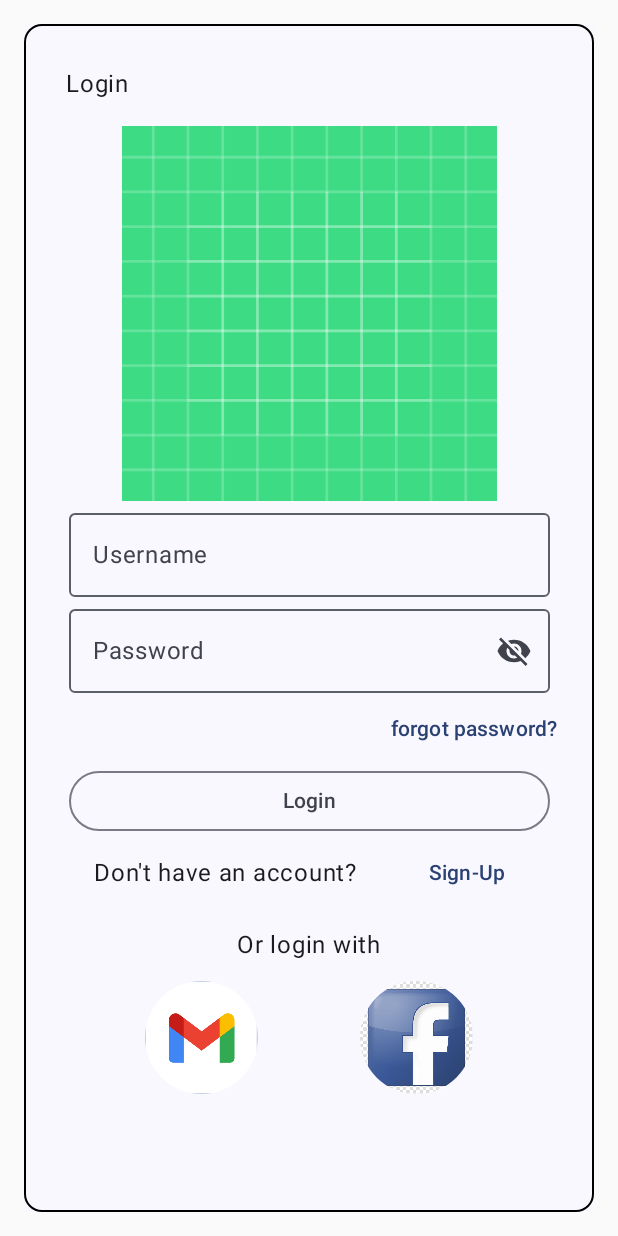
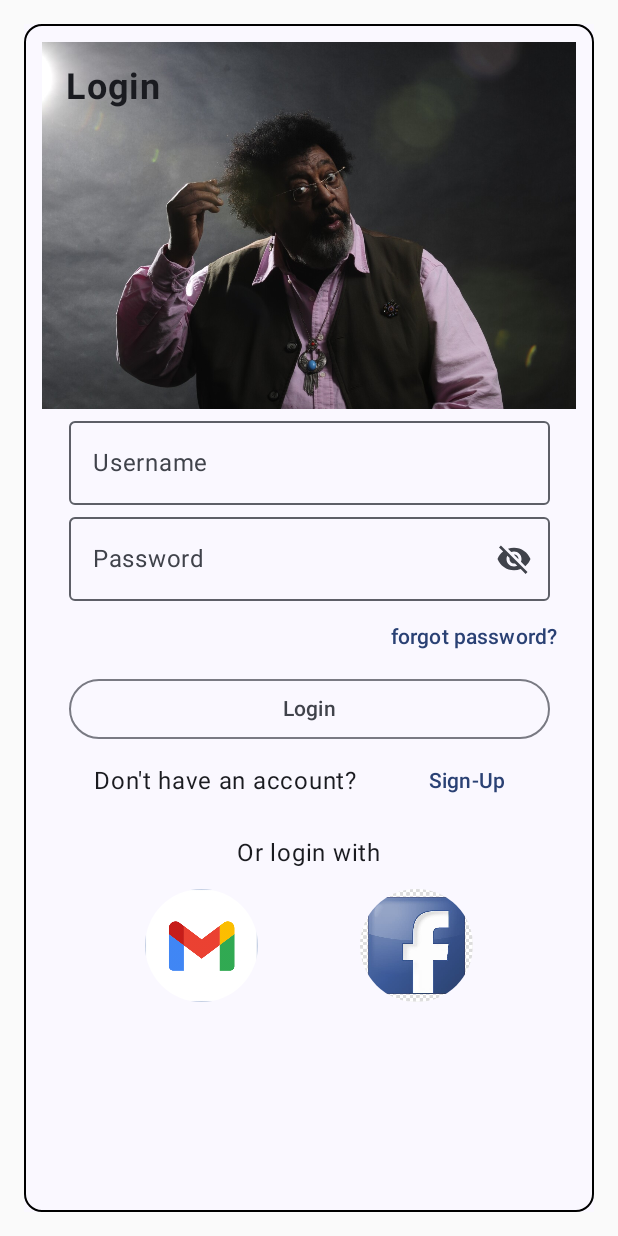
Before and after one commit to Salonso1602/android_login_test, an Android app built with Jetpack Compose: the screen it shows after launch (MainActivity), on a phone screen of 412 x 824 dp. Run offline under Robolectric (Android 15) with nearby library versions, the phone set to English and light mode, and no system bars.

Commit message:
Misinterpreted login text arangement, fix and rada

```diff
--- a/app/src/main/java/com/example/demo23082024/MainActivity.kt
+++ b/app/src/main/java/com/example/demo23082024/MainActivity.kt
@@ -7,13 +7,13 @@ import androidx.activity.compose.setContent
 import androidx.compose.foundation.BorderStroke
 import androidx.compose.foundation.Image
 import androidx.compose.foundation.layout.Arrangement
+import androidx.compose.foundation.layout.Box
 import androidx.compose.foundation.layout.Column
 import androidx.compose.foundation.layout.Row
 import androidx.compose.foundation.layout.fillMaxSize
 import androidx.compose.foundation.layout.fillMaxWidth
 import androidx.compose.foundation.layout.padding
 import androidx.compose.foundation.layout.size
-import androidx.compose.foundation.layout.width
 import androidx.compose.material.icons.Icons
 import androidx.compose.material.icons.filled.Visibility
 import androidx.compose.material.icons.filled.VisibilityOff
@@ -35,10 +35,12 @@ import androidx.compose.ui.Alignment
 import androidx.compose.ui.Modifier
 import androidx.compose.ui.graphics.Color
 import androidx.compose.ui.res.painterResource
+import androidx.compose.ui.text.font.FontWeight
 import androidx.compose.ui.text.input.PasswordVisualTransformation
 import androidx.compose.ui.text.input.VisualTransformation
 import androidx.compose.ui.text.style.TextAlign
 import androidx.compose.ui.unit.dp
+import androidx.compose.ui.unit.sp
 import com.example.demo23082024.ui.theme.Demo23082024Theme
 
 class MainActivity : ComponentActivity() {
@@ -47,7 +49,7 @@ class MainActivity : ComponentActivity() {
         super.onCreate(savedInstanceState)
         setContent {
             Demo23082024Theme {
-                Scaffold (Modifier.padding(16.dp)) { sth ->
+                Scaffold (Modifier.padding(16.dp)) { _ ->
                     val userName = remember { mutableStateOf("") }
                     val password = remember { mutableStateOf("") }
                     LoginCard(
@@ -82,19 +84,26 @@ fun LoginCard(userName: MutableState<String>,
             verticalArrangement = Arrangement.SpaceEvenly,
             modifier = Modifier.padding(12.dp)
         ) {
-            Text(
-                text = "Login",
+            Box(
                 modifier = Modifier
-                    .padding(16.dp)
-                    .align(Alignment.Start),
-                textAlign = TextAlign.Start,
-            )
-            Image(
-                painter = painterResource(id = R.drawable.ic_launcher_background),
-                contentDescription = "Login image",
-                modifier = Modifier
-                    .size(250.dp)
-            )
+                    .fillMaxWidth(),
+            ){
+                Image(
+                    painter = painterResource(id = R.drawable.download),
+                    contentDescription = "Login image",
+                    modifier = Modifier
+//                        .size(250.dp)
+                        .align(Alignment.Center)
+                )
+                Text(
+                    text = "Login",
+                    modifier = Modifier
+                        .padding(16.dp),
+                    textAlign = TextAlign.Start,
+                    fontSize = 24.sp,
+                    fontWeight = FontWeight.Bold
+                )
+            }
             OutlinedTextField(
                 value = userName.value,
                 singleLine = true,
```
Also changed, not shown: app/src/main/res/drawable/download.jpeg (added).
